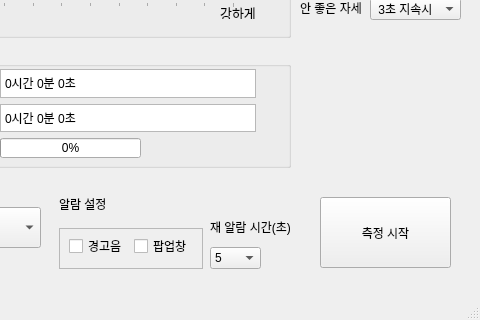
This is iHunch/iHunch/iHunch.ui in eastclo/Prevention_iHunch as Qt 5 draws it before an edit; both pictures show x 120 to 600 and y 200 to 520 of the 600 by 520 pixel window. The edited form follows.
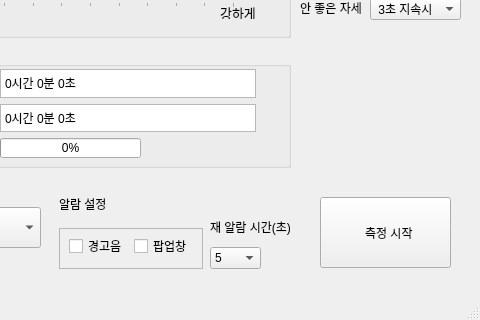
This is the edited form. Icons and pictures are not drawn.

Diff of the .ui file:
```diff
--- a/iHunch/iHunch/iHunch.ui
+++ b/iHunch/iHunch/iHunch.ui
@@ -206,7 +206,7 @@
      </rect>
     </property>
     <property name="text">
-     <string>측정 시작</string>
+     <string>  측정 시작</string>
     </property>
     <property name="icon">
      <iconset resource="iHunch.qrc">
```
